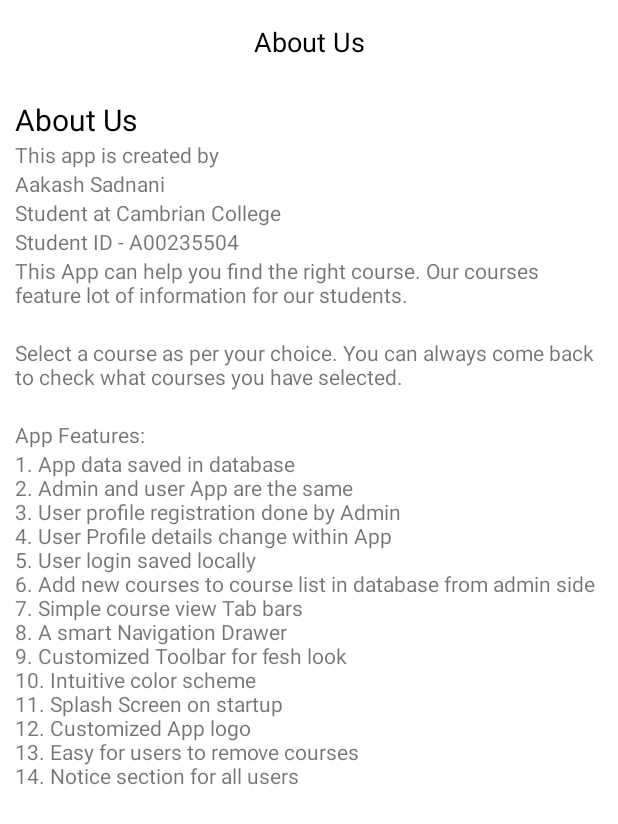
After one commit to A00235504/MyCambrianCourses, an Android app: the AboutUs screen opened directly, with no data from a screen before it, on a phone screen of 412 x 824 dp. The commit adds this screen. Shown: the top 824 px of the screen. Run offline under Robolectric (Android 15) with nearby library versions, the phone set to English and light mode, and no system bars.

```diff
--- a/app/src/main/AndroidManifest.xml
+++ b/app/src/main/AndroidManifest.xml
@@ -13,6 +13,9 @@
         android:supportsRtl="true"
         android:theme="@style/LightTheme"
         android:windowSoftInputMode="adjustResize">
+        <activity
+            android:name=".AboutUs"
+            android:exported="true" />
         <activity
             android:name=".AddCourses"
             android:exported="true" />
--- /dev/null
+++ b/app/src/main/java/com/aakash/mycambriancourses/AboutUs.java
@@ -0,0 +1,19 @@
+package com.aakash.mycambriancourses;
+
+import androidx.appcompat.app.AppCompatActivity;
+
+import android.os.Bundle;
+import android.widget.TextView;
+
+public class AboutUs extends AppCompatActivity {
+TextView toolBarTitle;
+    @Override
+    protected void onCreate(Bundle savedInstanceState) {
+        super.onCreate(savedInstanceState);
+        setContentView(R.layout.activity_about_us);
+
+        toolBarTitle = findViewById(R.id.toolbarText);
+
+        toolBarTitle.setText("About Us");
+    }
+}
--- /dev/null
+++ b/app/src/main/res/layout/activity_about_us.xml
@@ -0,0 +1,84 @@
+<?xml version="1.0" encoding="utf-8"?>
+<LinearLayout xmlns:android="http://schemas.android.com/apk/res/android"
+    xmlns:app="http://schemas.android.com/apk/res-auto"
+    xmlns:tools="http://schemas.android.com/tools"
+    android:layout_width="match_parent"
+    android:layout_height="match_parent"
+    tools:context=".AboutUs"
+    android:orientation="vertical">
+
+    <include
+        android:layout_width="match_parent"
+        android:layout_height="wrap_content"
+        layout="@layout/toolbar_custom"/>
+<LinearLayout
+    android:layout_width="match_parent"
+    android:layout_height="wrap_content"
+    android:orientation="vertical"
+    android:padding="10dp">
+
+
+
+    <TextView
+        android:layout_width="match_parent"
+        android:layout_height="wrap_content"
+        android:text="About Us"
+        android:textSize="20sp"
+        android:textColor="@color/black"/>
+
+    <TextView
+        android:layout_width="match_parent"
+        android:layout_height="wrap_content"
+        android:text="This app is created by"/>
+
+    <TextView
+        android:layout_width="match_parent"
+        android:layout_height="wrap_content"
+        android:text="Aakash Sadnani"/>
+
+    <TextView
+        android:layout_width="match_parent"
+        android:layout_height="wrap_content"
+        android:text="Student at Cambrian College"/>
+
+
+    <TextView
+        android:layout_width="match_parent"
+        android:layout_height="wrap_content"
+        android:text="Student ID - A00235504"/>
+
+
+    <TextView
+        android:layout_width="match_parent"
+        android:layout_height="wrap_content"
+        android:text="This App can help you find the right course. Our courses feature lot of information for our students."
+/>
+    <TextView
+        android:layout_width="match_parent"
+        android:layout_height="wrap_content"
+        android:text=""/>
+
+
+    <TextView
+        android:layout_width="match_parent"
+        android:layout_height="wrap_content"
+        android:text="Select a course as per your choice. You can always come back to check what courses you have selected."/>
+
+    <TextView
+        android:layout_width="match_parent"
+        android:layout_height="wrap_content"
+        android:text=""/>
+
+    <TextView
+        android:layout_width="match_parent"
+        android:layout_height="wrap_content"
+        android:text="App Features:"/>
+
+    <TextView
+        android:layout_width="match_parent"
+        android:layout_height="wrap_content"
+        android:text="1. App data saved in database \n2. Admin and user App are the same \n3. User profile registration done by Admin \n4. User Profile details change within App \n5. User login saved locally \n6. Add new courses to course list in database from admin side \n7. Simple course view Tab bars \n8. A smart Navigation Drawer \n9. Customized Toolbar for fesh look \n10. Intuitive color scheme \n11. Splash Screen on startup \n12. Customized App logo \n13. Easy for users to remove courses \n14. Notice section for all users"/>
+
+
+</LinearLayout>
+</LinearLayout>
--- a/app/src/main/res/layout/activity_login.xml
+++ b/app/src/main/res/layout/activity_login.xml
@@ -54,4 +54,10 @@
         android:textAlignment="center"
         android:text="New Here? \nContact your course Administrator for login details." />
 
+    <ProgressBar
+        android:id="@+id/progressBar"
+        android:layout_width="wrap_content"
+        android:layout_height="wrap_content"
+        android:visibility="gone" />
+
 </LinearLayout>
```
Also changed, not shown: app/src/main/java/com/aakash/mycambriancourses/LoginActivity.java (+29 -2 lines), app/src/main/java/com/aakash/mycambriancourses/MainActivity.java (+1 -24 lines), app/src/main/java/com/aakash/mycambriancourses/RegisterActivity.java (+9 -2 lines), app/src/main/res/layout/fragment_first_page.xml (+7 -2 lines), app/src/main/res/layout/fragment_second_page.xml (+8 -4 lines).
